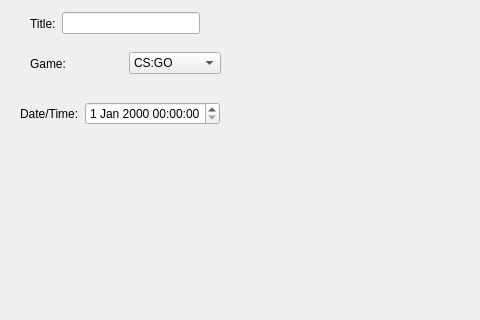
Old version of the form Client/creategame.ui in the repository Costyyy/NetworksProject; both pictures show x 0 to 480 and y 0 to 320 of the 640 by 480 pixel window.
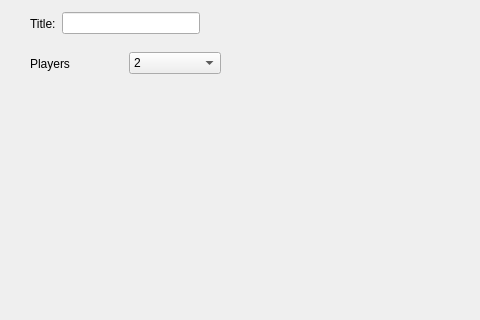
New version of the form.

Commit message: added basic game functionality

```diff
--- a/Client/creategame.ui
+++ b/Client/creategame.ui
@@ -26,7 +26,7 @@
     <string>Finish</string>
    </property>
   </widget>
-  <widget class="QWidget" name="">
+  <widget class="QWidget" name="layoutWidget">
    <property name="geometry">
     <rect>
      <x>30</x>
@@ -39,7 +39,7 @@
     <item>
      <widget class="QLabel" name="label">
       <property name="text">
-       <string>Game:</string>
+       <string>Players</string>
       </property>
      </widget>
     </item>
@@ -47,7 +47,7 @@
      <widget class="QComboBox" name="comboBox_game">
       <item>
        <property name="text">
-        <string>CS:GO</string>
+        <string>2</string>
        </property>
       </item>
       <item>
@@ -59,29 +59,7 @@
     </item>
    </layout>
   </widget>
-  <widget class="QWidget" name="">
-   <property name="geometry">
-    <rect>
-     <x>20</x>
-     <y>100</y>
-     <width>200</width>
-     <height>28</height>
-    </rect>
-   </property>
-   <layout class="QHBoxLayout" name="horizontalLayout_2">
-    <item>
-     <widget class="QLabel" name="label_2">
-      <property name="text">
-       <string>Date/Time:</string>
-      </property>
-     </widget>
-    </item>
-    <item>
-     <widget class="QDateTimeEdit" name="dateTimeEdit"/>
-    </item>
-   </layout>
-  </widget>
-  <widget class="QWidget" name="">
+  <widget class="QWidget" name="layoutWidget">
    <property name="geometry">
     <rect>
      <x>30</x>
```
Left out of the diff: 7 changed lines with no effect on the pictures. The commit also changes 12 other files.
